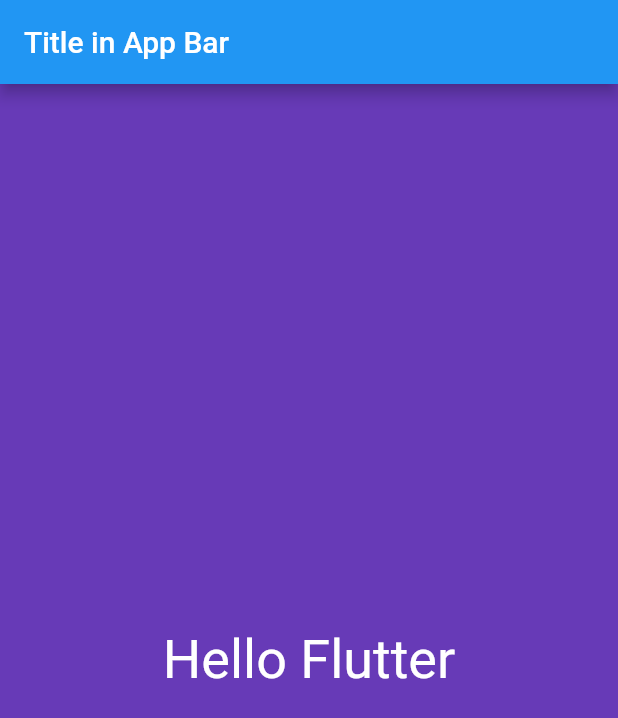
After one commit to KellyUK/flutter_app, a Flutter app: the screen it shows after launch, on a phone screen of 412 x 824 dp. The commit adds this screen. Shown: the top 718 px of the screen. Run offline on Flutter 3.47's test engine with Material 2 defaults, Android fonts, the phone set to English and light mode, and no system bars.

Commit message:
added Home.dart and extracted out homepage widget

```diff
--- a/lib/main.dart
+++ b/lib/main.dart
@@ -1,22 +1,20 @@
 import 'package:flutter/material.dart';
+import './screens/home.dart';
 
-void main() {
-  runApp(
-    MaterialApp(
-    title: "hello Flutter App",
-    home:  Scaffold(appBar: AppBar(
-      title: Text("Title in App Bar"),
-    ),
-      body: Material(
-      color: Colors.deepPurple,
-      child: Center(
-        child: Text(
-          "Hello Flutter",
-          textDirection: TextDirection.ltr,
-          style: TextStyle(color: Colors.white, fontSize: 36.0),
-    ),
-    ),
-  ),
-  ),
-    ));
+void main() => runApp(HelloFlutterApp());
+
+class HelloFlutterApp extends StatelessWidget {
+  @override
+  Widget build(BuildContext context) {
+    return MaterialApp(
+      debugShowCheckedModeBanner: false,
+      title: "hello Flutter App",
+      home: Scaffold(
+        appBar: AppBar(
+          title: Text("Title in App Bar"),
+        ),
+        body: Home()
+      ),
+    );
+  }
 }
--- /dev/null
+++ b/lib/screens/home.dart
@@ -0,0 +1,18 @@
+import 'package:flutter/material.dart';
+
+
+class Home extends StatelessWidget {
+  @override
+  Widget build(BuildContext context) {
+    return Material(
+      color: Colors.deepPurple,
+      child: Center(
+        child: Text(
+          "Hello Flutter",
+          textDirection: TextDirection.ltr,
+          style: TextStyle(color: Colors.white, fontSize: 36.0),
+        ),
+      ),
+    );
+  }
+}
```
